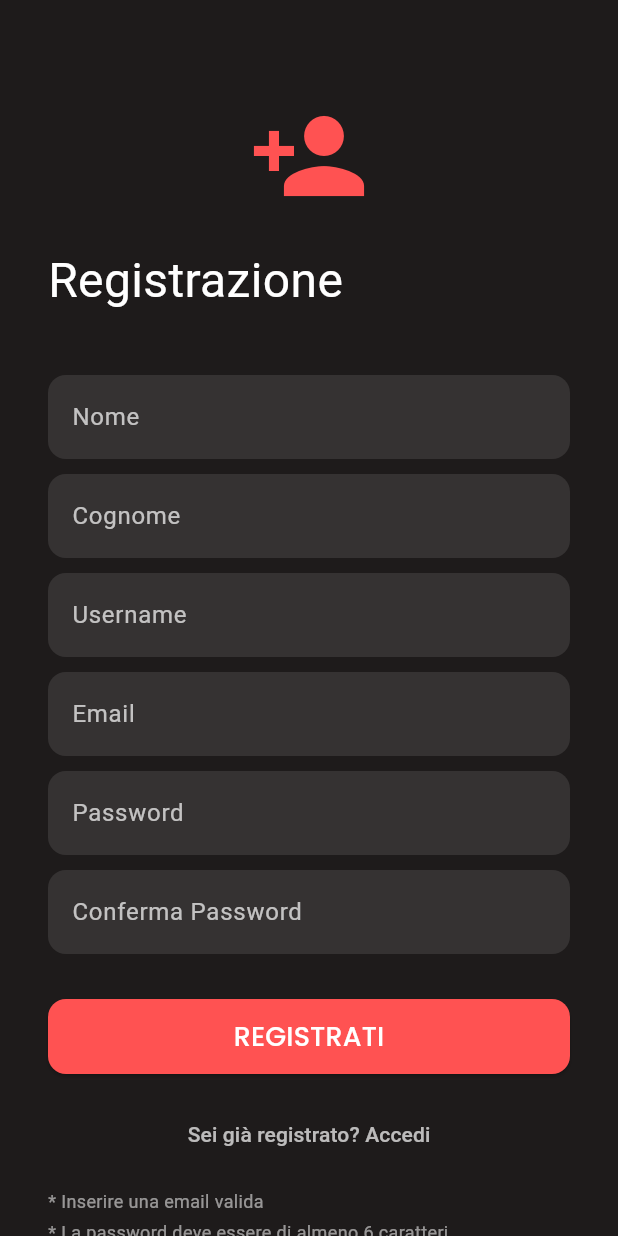
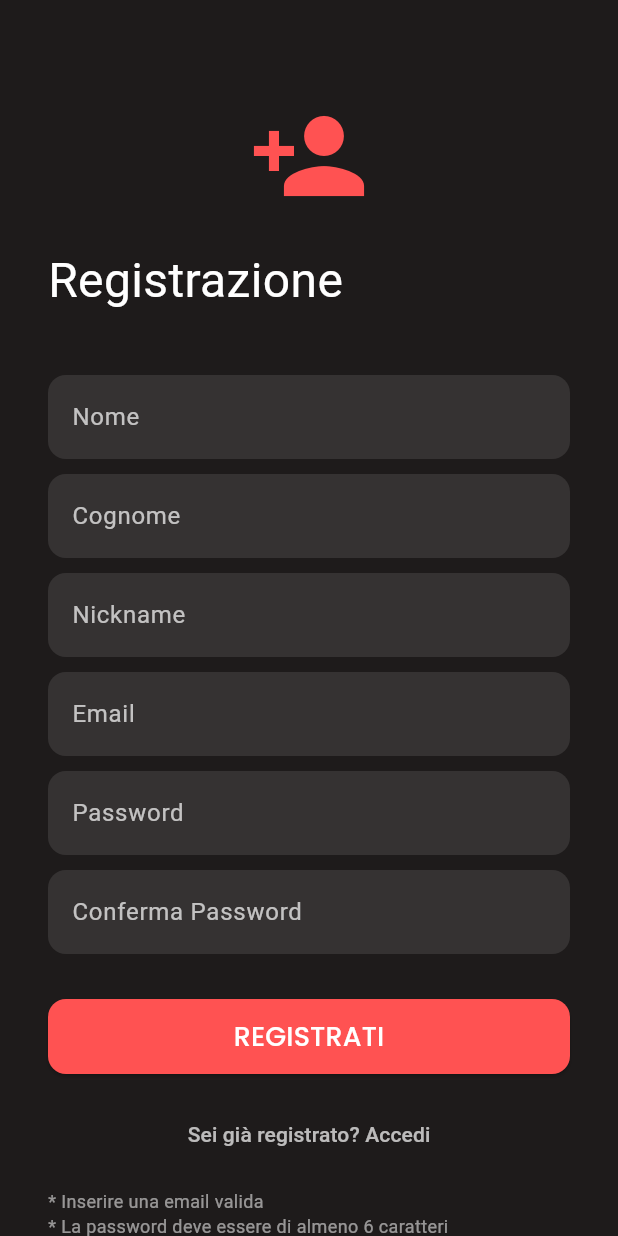
Before and after one commit to Halulala/Ai-Adventures, a Flutter app: the screen it shows after launch, after a tap on "Non sei registrato? Registrati ora!", on a phone screen of 412 x 824 dp. Run offline on Flutter 3.47's test engine with Material 3 defaults, Android fonts, the phone set to English and light mode, and no system bars; our stand-ins replace cloud_firestore, firebase_auth, firebase_core, google_fonts, water_drop_nav_bar; missing offline and left inert: dynamic_height_grid_view; accounts and stored records are empty; generated files the repository leaves out were written again; network calls fail.

Commit message:
firebase and firestore with login and register

```diff
--- a/lib/pages/register.dart
+++ b/lib/pages/register.dart
@@ -1,8 +1,9 @@
 import 'package:flutter/material.dart';
 import 'package:google_fonts/google_fonts.dart';
 import 'package:firebase_auth/firebase_auth.dart';
+import 'package:cloud_firestore/cloud_firestore.dart';
 
-class RegisterPage extends StatelessWidget {
+class RegisterPage extends StatefulWidget {
   final VoidCallback onRegisterSuccess;
   final VoidCallback onNavigateToLogin;
 
@@ -13,7 +14,10 @@ class RegisterPage extends StatelessWidget {
   });
 
   @override
-  Widget build(BuildContext context) {
+  State<RegisterPage> createState() => _RegisterPageState();
+}
+
+class _RegisterPageState extends State<RegisterPage> {
   final nameController = TextEditingController();
   final surnameController = TextEditingController();
   final usernameController = TextEditingController();
@@ -21,8 +25,9 @@ class RegisterPage extends StatelessWidget {
   final passwordController = TextEditingController();
   final confirmPasswordController = TextEditingController();
 
+  bool isLoading = false;
+
   Future<void> _handleRegister() async {
-      // Verifica che le password coincidano
     if (passwordController.text != confirmPasswordController.text) {
       ScaffoldMessenger.of(context).showSnackBar(
         const SnackBar(content: Text("Le password non coincidono.")),
@@ -30,7 +35,6 @@ class RegisterPage extends StatelessWidget {
       return;
     }
 
-      // Verifica lunghezza minima password
     if (passwordController.text.length < 6) {
       ScaffoldMessenger.of(context).showSnackBar(
         const SnackBar(content: Text("La password deve essere di almeno 6 caratteri.")),
@@ -38,19 +42,33 @@ class RegisterPage extends StatelessWidget {
       return;
     }
 
+    setState(() {
+      isLoading = true;
+    });
+
     try {
-        // Prova a creare l'utente su Firebase Authentication
-        await FirebaseAuth.instance.createUserWithEmailAndPassword(
+      final credential = await FirebaseAuth.instance.createUserWithEmailAndPassword(
         email: emailController.text.trim(),
         password: passwordController.text.trim(),
       );
 
-        // Se la registrazione va a buon fine, richiama il callback
-        onRegisterSuccess();
+      final user = credential.user;
+      if (user != null) {
+        await user.updateDisplayName(usernameController.text.trim());
+
+        await FirebaseFirestore.instance.collection('users').doc(user.uid).set({
+          'name': nameController.text.trim(),
+          'surname': surnameController.text.trim(),
+          'nickname': usernameController.text.trim(),
+          'email': emailController.text.trim(),
+          'createdAt': FieldValue.serverTimestamp(),
+        });
+
+        await user.reload();
+
+        widget.onRegisterSuccess(); // ✅ NAVIGAZIONE CORRETTA QUI
+      }
     } on FirebaseAuthException catch (e) {
-        // Per debug in console
-        print('FirebaseAuthException code: ${e.code}');
-
       String errorMessage = "Errore durante la registrazione.";
       if (e.code == 'email-already-in-use') {
         errorMessage = "Questa email è già registrata.";
@@ -60,20 +78,20 @@ class RegisterPage extends StatelessWidget {
         errorMessage = "La password è troppo debole.";
       }
 
-        ScaffoldMessenger.of(context).showSnackBar(
-          SnackBar(content: Text(errorMessage)),
-        );
+      ScaffoldMessenger.of(context).showSnackBar(SnackBar(content: Text(errorMessage)));
     } catch (e) {
-        // Errore generico
-        ScaffoldMessenger.of(context).showSnackBar(
-          SnackBar(content: Text("Errore sconosciuto: $e")),
-        );
+      ScaffoldMessenger.of(context).showSnackBar(SnackBar(content: Text("Errore sconosciuto: $e")));
+    } finally {
+      setState(() {
+        isLoading = false;
+      });
     }
   }
 
+  @override
+  Widget build(BuildContext context) {
     return Scaffold(
       backgroundColor: const Color(0xFF1E1B1B),
-      resizeToAvoidBottomInset: true,
       body: SafeArea(
         child: SingleChildScrollView(
           padding: const EdgeInsets.symmetric(horizontal: 32, vertical: 24),
@@ -83,110 +101,40 @@ class RegisterPage extends StatelessWidget {
               const SizedBox(height: 40),
               const Icon(Icons.person_add, size: 80, color: Colors.redAccent),
               const SizedBox(height: 20),
-              Text(
-                'Registrazione',
-                style: GoogleFonts.pixelifySans(fontSize: 32, color: Colors.white),
-              ),
+              Text('Registrazione', style: GoogleFonts.pixelifySans(fontSize: 32, color: Colors.white)),
               const SizedBox(height: 40),
 
-              // Campo Nome
-              TextField(
-                controller: nameController,
-                style: const TextStyle(color: Colors.white),
-                decoration: _inputDecoration("Nome"),
-              ),
+              TextField(controller: nameController, style: const TextStyle(color: Colors.white), decoration: _inputDecoration("Nome")),
               const SizedBox(height: 10),
-
-              // Campo Cognome
-              TextField(
-                controller: surnameController,
-                style: const TextStyle(color: Colors.white),
-                decoration: _inputDecoration("Cognome"),
-              ),
+              TextField(controller: surnameController, style: const TextStyle(color: Colors.white), decoration: _inputDecoration("Cognome")),
               const SizedBox(height: 10),
-
-              // Campo Username
-              TextField(
-                controller: usernameController,
-                style: const TextStyle(color: Colors.white),
-                decoration: _inputDecoration("Username"),
-              ),
+              TextField(controller: usernameController, style: const TextStyle(color: Colors.white), decoration: _inputDecoration("Nickname")),
               const SizedBox(height: 10),
-
-              // Campo Email
-              TextField(
-                controller: emailController,
-                keyboardType: TextInputType.emailAddress,
-                style: const TextStyle(color: Colors.white),
-                decoration: _inputDecoration(
-                  "Email",
-                  hintText: "esempio@mail.com",
-                ),
-              ),
+              TextField(controller: emailController, keyboardType: TextInputType.emailAddress, style: const TextStyle(color: Colors.white), decoration: _inputDecoration("Email", hintText: "esempio@mail.com")),
               const SizedBox(height: 10),
-
-              // Campo Password
-              TextField(
-                controller: passwordController,
-                obscureText: true,
-                style: const TextStyle(color: Colors.white),
-                decoration: _inputDecoration(
-                  "Password",
-                  hintText: "Almeno 6 caratteri",
-                ),
-              ),
+              TextField(controller: passwordController, obscureText: true, style: const TextStyle(color: Colors.white), decoration: _inputDecoration("Password", hintText: "Almeno 6 caratteri")),
               const SizedBox(height: 10),
-
-              // Campo Conferma Password
-              TextField(
-                controller: confirmPasswordController,
-                obscureText: true,
-                style: const TextStyle(color: Colors.white),
-                decoration: _inputDecoration("Conferma Password"),
-              ),
+              TextField(controller: confirmPasswordController, obscureText: true, style: const TextStyle(color: Colors.white), decoration: _inputDecoration("Conferma Password")),
               const SizedBox(height: 30),
 
-              // Pulsante REGISTRATI
               SizedBox(
-                width: double.infinity,
                 height: 50,
                 child: ElevatedButton(
-                  style: ElevatedButton.styleFrom(
-                    backgroundColor: Colors.redAccent,
-                    shape: RoundedRectangleBorder(
-                      borderRadius: BorderRadius.circular(12),
-                    ),
-                  ),
-                  onPressed: _handleRegister,
-                  child: Text(
-                    'REGISTRATI',
-                    style: GoogleFonts.poppins(fontSize: 18, color: Colors.white),
-                  ),
+                  style: ElevatedButton.styleFrom(backgroundColor: Colors.redAccent, shape: RoundedRectangleBorder(borderRadius: BorderRadius.circular(12))),
+                  onPressed: isLoading ? null : _handleRegister,
+                  child: isLoading
+                      ? const CircularProgressIndicator(color: Colors.white)
+                      : Text('REGISTRATI', style: GoogleFonts.poppins(fontSize: 18, color: Colors.white)),
                 ),
               ),
               const SizedBox(height: 16),
-
-              // Pulsante "Sei già registrato? Accedi"
               TextButton(
-                onPressed: onNavigateToLogin,
-                child: const Text(
-                  "Sei già registrato? Accedi",
-                  style: TextStyle(color: Colors.white70),
+                onPressed: widget.onNavigateToLogin,
+                child: const Text("Sei già registrato? Accedi", style: TextStyle(color: Colors.white70)),
               ),
-              ),
-
               const SizedBox(height: 12),
-              // Messaggi di nota sotto i pulsanti
-              const Text(
-                "* Inserire una email valida",
-                style: TextStyle(color: Colors.white54, fontSize: 12),
-              ),
-              const SizedBox(height: 4),
-              const Text(
-                "* La password deve essere di almeno 6 caratteri",
-                style: TextStyle(color: Colors.white54, fontSize: 12),
-              ),
-
+              const Text("* Inserire una email valida", style: TextStyle(color: Colors.white54, fontSize: 12)),
+              const Text("* La password deve essere di almeno 6 caratteri", style: TextStyle(color: Colors.white54, fontSize: 12)),
               const SizedBox(height: 40),
             ],
           ),
@@ -195,7 +143,6 @@ class RegisterPage extends StatelessWidget {
     );
   }
 
-  /// Helper per creare un InputDecoration con label e opzionale hintText
   InputDecoration _inputDecoration(String label, {String? hintText}) {
     return InputDecoration(
       labelText: label,
@@ -204,10 +151,7 @@ class RegisterPage extends StatelessWidget {
       hintStyle: const TextStyle(color: Colors.white38),
       filled: true,
       fillColor: Colors.white10,
-      border: OutlineInputBorder(
-        borderRadius: BorderRadius.circular(12),
-        borderSide: BorderSide.none,
-      ),
+      border: OutlineInputBorder(borderRadius: BorderRadius.circular(12), borderSide: BorderSide.none),
     );
   }
 }
--- a/pubspec.yaml
+++ b/pubspec.yaml
@@ -39,6 +39,7 @@ dependencies:
   water_drop_nav_bar:
   firebase_core: ^3.13.1
   firebase_auth: ^5.5.4
+  cloud_firestore: ^5.6.8
 
 dev_dependencies:
   flutter_test:
```
Also changed, not shown: lib/pages/login.dart (+23 -3 lines), lib/pages/option_profile.dart (+75 -108 lines), pubspec.lock, 3 other files. Lines whose indentation alone changed are shown as unchanged.
